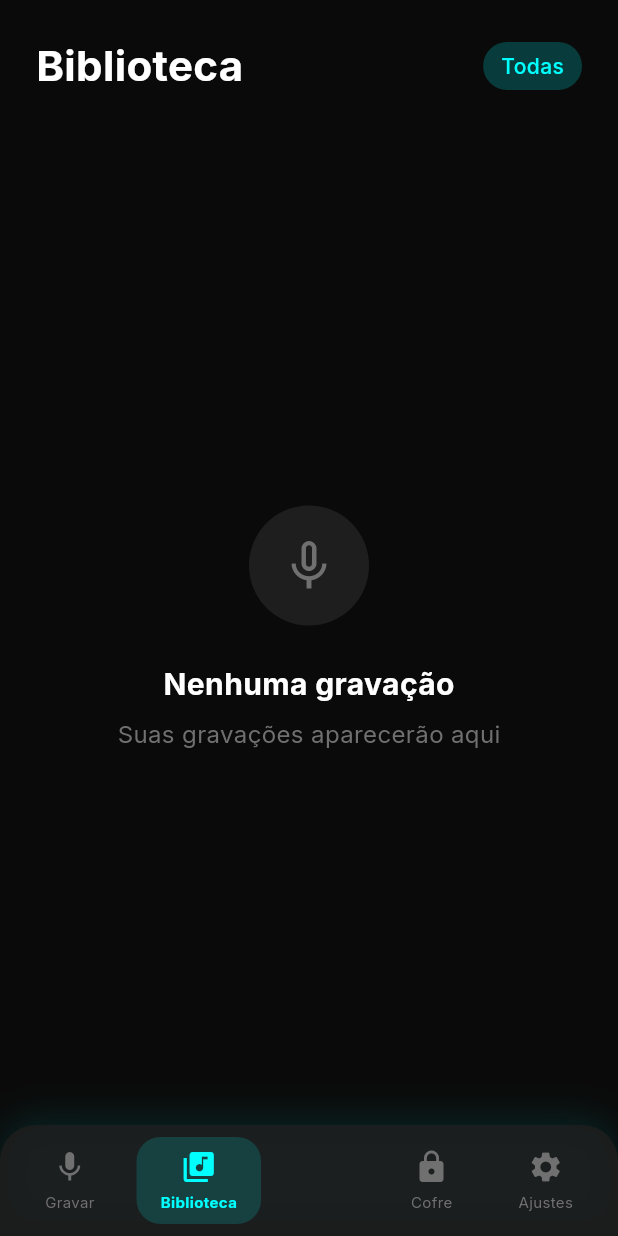
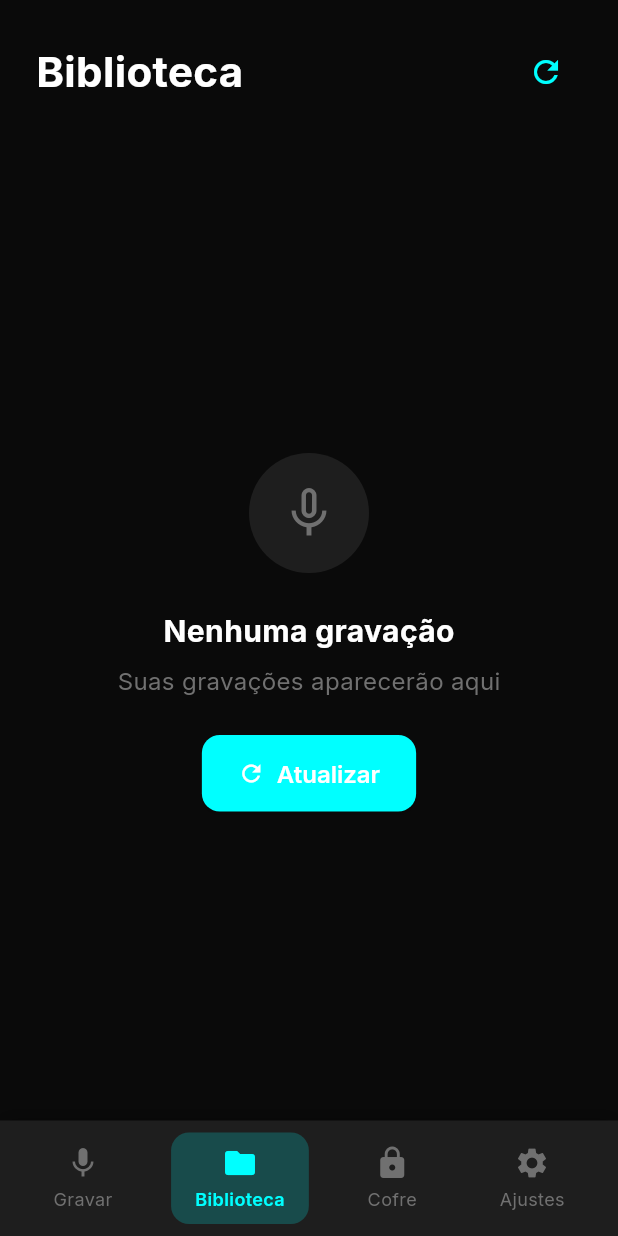
Before and after one commit to Luiqbd/PrivaVoice, a Flutter app: the screen it shows after launch, after a tap on the "mic" icon, after a tap on "Biblioteca", on a phone screen of 412 x 824 dp. Run offline on Flutter 3.47's test engine with Material 3 defaults, Android fonts, the phone set to English and light mode, and no system bars; our stand-ins replace equatable, flutter_bloc, flutter_secure_storage, get_it, google_fonts, local_auth and 3 more; missing offline and left inert: dart:ffi, encrypt, record; accounts and stored records are empty; statements that could not run were skipped.

Commit message:
fix: Library auto-refresh on tab change

```diff
--- a/lib/presentation/pages/home_page.dart
+++ b/lib/presentation/pages/home_page.dart
@@ -19,14 +19,17 @@ class _HomePageState extends State<HomePage> with TickerProviderStateMixin {
   late final AnimationController _fabAnimationController;
   late final Animation<double> _fabScaleAnimation;
 
+  // Key to refresh library
+  final GlobalKey<LibraryPageState> _libraryKey = GlobalKey();
+
   @override
   void initState() {
     super.initState();
-    _pages = const [
-      RecordPage(),
-      LibraryPage(),
-      VaultPage(),
-      SettingsPage(),
+    _pages = [
+      const RecordPage(),
+      LibraryPage(key: _libraryKey),
+      const VaultPage(),
+      const SettingsPage(),
     ];
 
     _fabAnimationController = AnimationController(
@@ -39,38 +42,36 @@ class _HomePageState extends State<HomePage> with TickerProviderStateMixin {
     );
   }
 
-  @override
-  void dispose() {
-    _fabAnimationController.dispose();
-    super.dispose();
+  void _onTabTapped(int index) {
+    if (index == _currentIndex) return;
+
+    setState(() {
+      _currentIndex = index;
+    });
+
+    // Reload library when switching to it
+    if (index == 1 && _libraryKey.currentState != null) {
+      debugPrint('HomePage: Reloading library...');
+      _libraryKey.currentState!.refreshLibrary();
+    }
   }
 
   @override
   Widget build(BuildContext context) {
     return Scaffold(
+      backgroundColor: AppColors.backgroundPrimary,
       body: IndexedStack(
         index: _currentIndex,
         children: _pages,
       ),
-      bottomNavigationBar: _buildGlassmorphismNavBar(),
-      floatingActionButton: _currentIndex == 0 ? _buildFloatingRecordButton() : null,
-      floatingActionButtonLocation: FloatingActionButtonLocation.centerDocked,
-    );
-  }
-
-  Widget _buildGlassmorphismNavBar() {
-    return Container(
+      bottomNavigationBar: Container(
         decoration: BoxDecoration(
-        color: AppColors.surface.withOpacity(0.85),
-        borderRadius: const BorderRadius.only(
-          topLeft: Radius.circular(24),
-          topRight: Radius.circular(24),
-        ),
+          color: AppColors.surface,
           boxShadow: [
             BoxShadow(
-            color: AppColors.primaryAccent.withOpacity(0.1),
-            blurRadius: 20,
-            offset: const Offset(0, -5),
+              color: Colors.black.withOpacity(0.3),
+              blurRadius: 10,
+              offset: const Offset(0, -2),
             ),
           ],
         ),
@@ -80,49 +81,51 @@ class _HomePageState extends State<HomePage> with TickerProviderStateMixin {
             child: Row(
               mainAxisAlignment: MainAxisAlignment.spaceAround,
               children: [
-              _buildNavItem(0, Icons.mic, 'Gravar'),
-              _buildNavItem(1, Icons.library_music, 'Biblioteca'),
-              const SizedBox(width: 60), // Space for FAB
-              _buildNavItem(2, Icons.lock, 'Cofre'),
-              _buildNavItem(3, Icons.settings, 'Ajustes'),
+                _buildNavItem(Icons.mic, 'Gravar', 0),
+                _buildNavItem(Icons.folder, 'Biblioteca', 1),
+                _buildNavItem(Icons.lock, 'Cofre', 2),
+                _buildNavItem(Icons.settings, 'Ajustes', 3),
               ],
+            ),
           ),
         ),
       ),
     );
   }
 
-  Widget _buildNavItem(int index, IconData icon, String label) {
+  Widget _buildNavItem(IconData icon, String label, int index) {
     final isSelected = _currentIndex == index;
     return GestureDetector(
-      onTap: () {
-        HapticUtils.selectionClick();
-        setState(() => _currentIndex = index);
-      },
+      onTap: () => _onTabTapped(index),
+      behavior: HitTestBehavior.opaque,
       child: AnimatedContainer(
         duration: const Duration(milliseconds: 200),
         padding: const EdgeInsets.symmetric(horizontal: 16, vertical: 8),
         decoration: BoxDecoration(
-          borderRadius: BorderRadius.circular(16),
           color: isSelected
-              ? AppColors.primaryAccent.withOpacity(0.15)
+              ? AppColors.primaryAccent.withOpacity(0.2)
               : Colors.transparent,
+          borderRadius: BorderRadius.circular(12),
         ),
         child: Column(
           mainAxisSize: MainAxisSize.min,
           children: [
             Icon(
               icon,
-              color: isSelected ? AppColors.primaryAccent : AppColors.textTertiary,
+              color: isSelected
+                  ? AppColors.primaryAccent
+                  : AppColors.textTertiary,
               size: 24,
             ),
             const SizedBox(height: 4),
             Text(
               label,
               style: TextStyle(
-                color: isSelected ? AppColors.primaryAccent : AppColors.textTertiary,
-                fontSize: 10,
-                fontWeight: isSelected ? FontWeight.bold : FontWeight.normal,
+                color: isSelected
+                    ? AppColors.primaryAccent
+                    : AppColors.textTertiary,
+                fontSize: 12,
+                fontWeight: isSelected ? FontWeight.w600 : FontWeight.normal,
               ),
             ),
           ],
@@ -130,44 +133,4 @@ class _HomePageState extends State<HomePage> with TickerProviderStateMixin {
       ),
     );
   }
-
-  Widget _buildFloatingRecordButton() {
-    return ScaleTransition(
-      scale: _fabScaleAnimation,
-      child: Container(
-        decoration: BoxDecoration(
-          shape: BoxShape.circle,
-          gradient: AppColors.primaryGradient,
-          boxShadow: [
-            BoxShadow(
-              color: AppColors.primaryAccent.withOpacity(0.4),
-              blurRadius: 20,
-              spreadRadius: 2,
-            ),
-          ],
-        ),
-        child: FloatingActionButton(
-          onPressed: () {
-            HapticUtils.mediumImpact();
-            _fabAnimationController.forward().then((_) {
-              _fabAnimationController.reverse();
-            });
-          },
-          backgroundColor: Colors.transparent,
-          elevation: 0,
-          child: const Icon(Icons.mic, color: AppColors.backgroundPrimary, size: 32),
-        ),
-      ),
-    );
 }
-}
-
-class HapticUtils {
-  static void selectionClick() {
-    HapticFeedback.selectionClick();
-  }
-
-  static void mediumImpact() {
-    HapticFeedback.mediumImpact();
-  }
-}
--- a/lib/presentation/pages/library_page.dart
+++ b/lib/presentation/pages/library_page.dart
@@ -11,10 +11,10 @@ class LibraryPage extends StatefulWidget {
   const LibraryPage({super.key});
 
   @override
-  State<LibraryPage> createState() => _LibraryPageState();
+  State<LibraryPage> createState() => LibraryPageState();
 }
 
-class _LibraryPageState extends State<LibraryPage> {
+class LibraryPageState extends State<LibraryPage> {
   late TranscriptionBloc _transcriptionBloc;
 
   @override
@@ -29,6 +29,12 @@ class _LibraryPageState extends State<LibraryPage> {
   void dispose() {
     _transcriptionBloc.close();
     super.dispose();
+  }
+
+  // Public method to refresh library from parent
+  void refreshLibrary() {
+    debugPrint('LibraryPage: Refreshing...');
+    _transcriptionBloc.add(LoadTranscriptions());
   }
 
   @override
@@ -55,19 +61,14 @@ class _LibraryPageState extends State<LibraryPage> {
                       ),
                     ),
                     const Spacer(),
-                    Container(
-                      padding: const EdgeInsets.symmetric(horizontal: 12, vertical: 6),
-                      decoration: BoxDecoration(
-                        color: AppColors.primaryAccent.withOpacity(0.2),
-                        borderRadius: BorderRadius.circular(20),
-                      ),
-                      child: const Text(
-                        'Todas',
-                        style: TextStyle(
+                    // Refresh button
+                    IconButton(
+                      onPressed: () {
+                        _transcriptionBloc.add(LoadTranscriptions());
+                      },
+                      icon: const Icon(
+                        Icons.refresh,
                         color: AppColors.primaryAccent,
-                          fontSize: 14,
-                          fontWeight: FontWeight.w500,
-                        ),
                       ),
                     ),
                   ],
@@ -90,7 +91,12 @@ class _LibraryPageState extends State<LibraryPage> {
                       return _buildEmptyState();
                     }
 
-                    return ListView.builder(
+                    return RefreshIndicator(
+                      onRefresh: () async {
+                        _transcriptionBloc.add(LoadTranscriptions());
+                      },
+                      color: AppColors.primaryAccent,
+                      child: ListView.builder(
                         padding: const EdgeInsets.symmetric(horizontal: 16),
                         itemCount: state.transcriptions.length,
                         itemBuilder: (context, index) {
@@ -102,6 +108,7 @@ class _LibraryPageState extends State<LibraryPage> {
                             },
                           );
                         },
+                      ),
                     );
                   },
                 ),
@@ -121,7 +128,7 @@ class _LibraryPageState extends State<LibraryPage> {
           Container(
             width: 80,
             height: 80,
-            decoration: BoxDecoration(
+            decoration: const BoxDecoration(
               shape: BoxShape.circle,
               color: AppColors.surface,
             ),
@@ -148,6 +155,18 @@ class _LibraryPageState extends State<LibraryPage> {
               fontSize: 16,
             ),
           ),
+          const SizedBox(height: 24),
+          ElevatedButton.icon(
+            onPressed: () {
+              _transcriptionBloc.add(LoadTranscriptions());
+            },
+            icon: const Icon(Icons.refresh),
+            label: const Text('Atualizar'),
+            style: ElevatedButton.styleFrom(
+              backgroundColor: AppColors.primaryAccent,
+              foregroundColor: Colors.white,
+            ),
+          ),
         ],
       ),
     );
```
Lines whose indentation alone changed are shown as unchanged.
